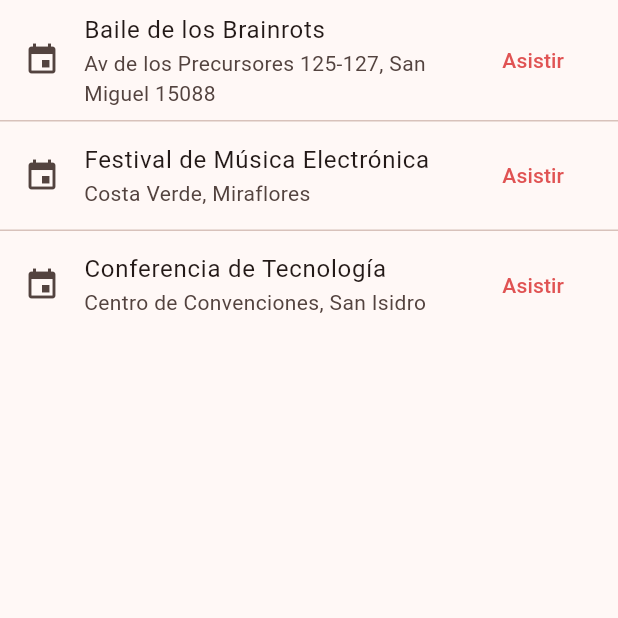
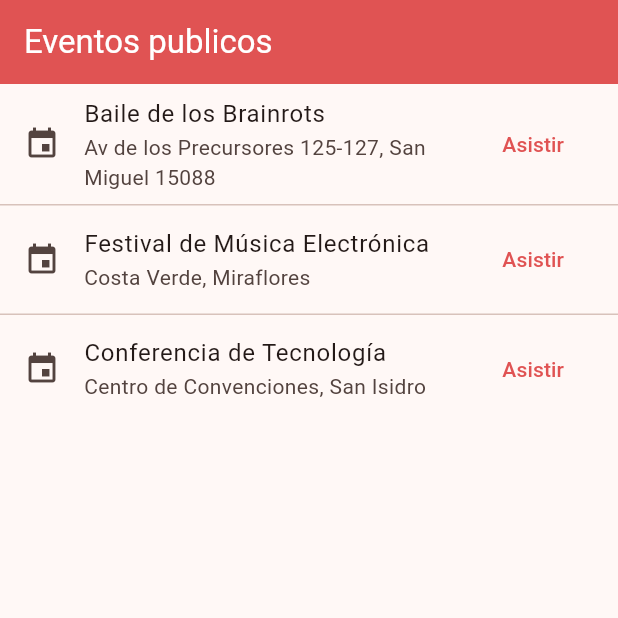
Before and after one commit to raulvelris/Proyecto-Progra-Movil, a Flutter app: the PublicEventsPage screen opened directly, on a phone screen of 412 x 824 dp, the top half of it. Run offline on Flutter 3.47's test engine with Material 3 defaults, Android fonts, the phone set to English and light mode, and no system bars; our stand-ins replace flutter_dotenv, get, google_maps_flutter, image_picker, open_file, permission_handler and 1 more; accounts and stored records are empty.

Commit message:
Barras en Evento Publico + Barras en Asistidos

```diff
--- a/lib/pages/public_events/public_events_page.dart
+++ b/lib/pages/public_events/public_events_page.dart
@@ -21,9 +21,20 @@ class _PublicEventsPageState extends State<PublicEventsPage> {
 
   @override
   Widget build(BuildContext context) {
+    final colorScheme = Theme.of(
+      context,
+    ).colorScheme; // para los colores del AppBar
+
     return Obx(() {
       final items = controller.publicEvents;
-      return ListView.separated(
+      return Scaffold(
+        appBar: AppBar(
+          title: const Text('Eventos publicos'),
+          automaticallyImplyLeading: false,
+          backgroundColor: colorScheme.primary,
+          foregroundColor: colorScheme.onPrimary,
+        ),
+        body: ListView.separated(
           itemCount: items.length,
           separatorBuilder: (_, __) => const Divider(height: 1),
           itemBuilder: (_, i) {
@@ -34,11 +45,12 @@ class _PublicEventsPageState extends State<PublicEventsPage> {
               subtitle: Text(e.location?.address ?? ''),
               trailing: TextButton(
                 onPressed: () => controller.confirm(items[i].eventId),
-              child: const Text('Asistir'), // ← antes decía 'Confirmar'
+                child: const Text('Asistir'),
               ),
               onTap: () => Get.to(() => EventDetailsPage(eventId: e.eventId)),
             );
           },
+        ),
       );
     });
   }
```
Also changed, not shown: lib/pages/attended_events/attended_events_page.dart (+17 -5 lines). Lines whose indentation alone changed are shown as unchanged.
